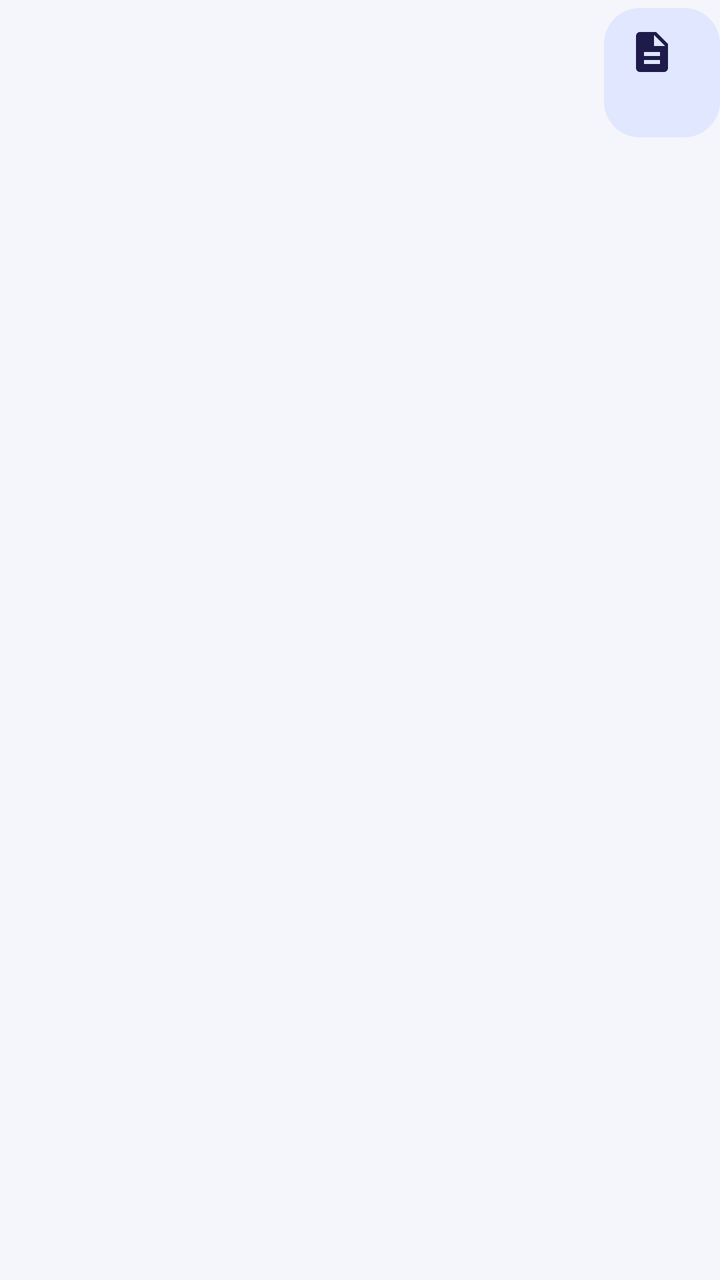
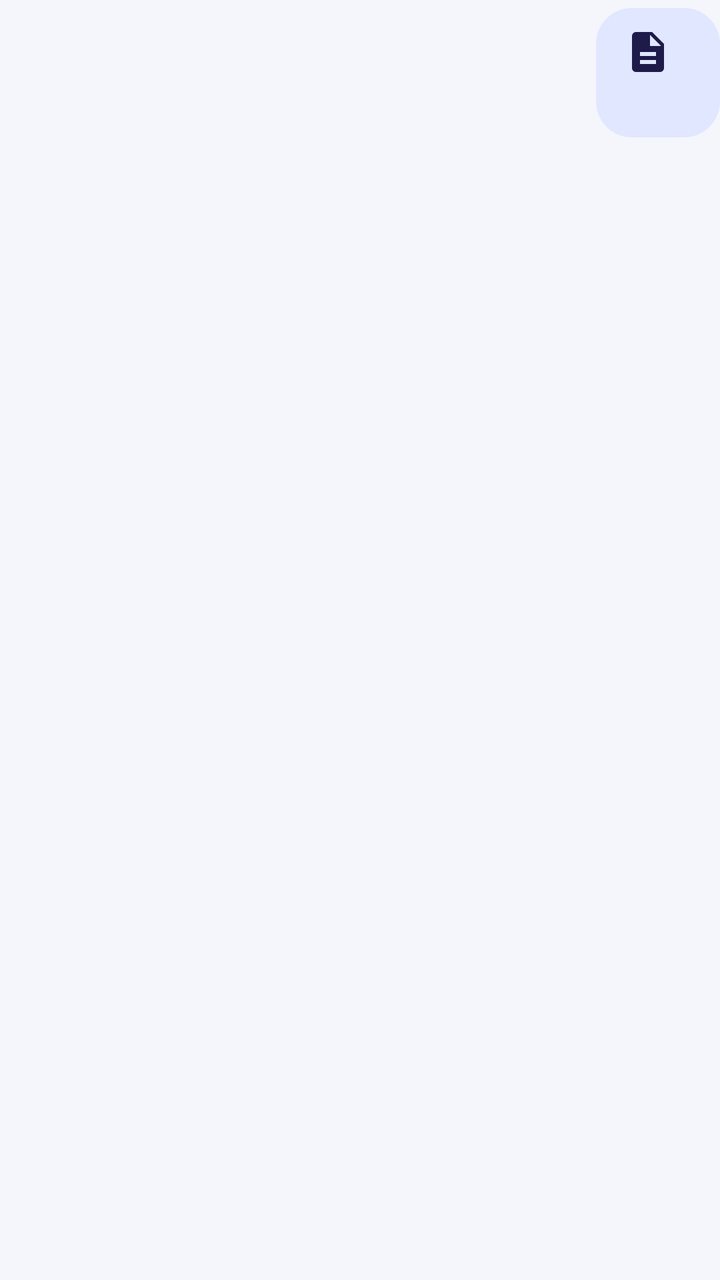

The first picture is an Android layout as it rendered before a commit; the second is the same layout after the commit. The layout source and the unified diff follow.
<!-- AndroidManifest.xml: application theme Theme.NexaChat -->
<!-- res/layout/item_message_file_outgoing.xml -->
<?xml version="1.0" encoding="utf-8"?>
<androidx.constraintlayout.widget.ConstraintLayout xmlns:android="http://schemas.android.com/apk/res/android"
    xmlns:app="http://schemas.android.com/apk/res-auto"
    android:layout_width="match_parent"
    android:layout_height="wrap_content"
    android:paddingVertical="@dimen/space_xs">
    <LinearLayout
        android:id="@+id/bubbleContainer"
        android:layout_width="wrap_content"
        android:layout_height="wrap_content"
        android:background="@drawable/bg_message_bubble"
        android:backgroundTint="@color/bubble_mine"
        android:maxWidth="@dimen/bubble_max_width"
        android:orientation="vertical"
        android:paddingHorizontal="12dp" android:paddingVertical="10dp"
        app:layout_constraintEnd_toEndOf="parent"
        app:layout_constraintHorizontal_bias="1"
        app:layout_constraintStart_toStartOf="parent"
        app:layout_constraintTop_toTopOf="parent">
        <TextView android:id="@+id/senderName" android:layout_width="wrap_content" android:layout_height="wrap_content" android:textAppearance="?attr/textAppearanceLabelSmall" android:textColor="?attr/colorOnPrimaryContainer" android:textStyle="bold" android:visibility="gone"/>
        <include android:id="@+id/replyQuote" layout="@layout/include_message_reply_quote" android:visibility="gone"/>
        <TextView android:id="@+id/messageBody" android:layout_width="wrap_content" android:layout_height="wrap_content" android:textAppearance="?attr/textAppearanceBodyMedium" android:textColor="?attr/colorOnPrimaryContainer" android:visibility="gone"/>
        <ImageView android:id="@+id/messageImage" android:layout_width="220dp" android:layout_height="160dp" android:contentDescription="@string/cd_open_attachment" android:scaleType="centerCrop" android:visibility="gone"/>
        <ImageButton android:id="@+id/playButton" android:layout_width="@dimen/min_touch_target" android:layout_height="@dimen/min_touch_target" android:background="?attr/selectableItemBackgroundBorderless" android:contentDescription="@string/cd_open_attachment" android:src="@drawable/ic_play_arrow" app:tint="?attr/colorOnPrimaryContainer" android:visibility="gone"/>
        <TextView android:id="@+id/fileName" android:layout_width="wrap_content" android:layout_height="wrap_content" android:drawableStart="@drawable/ic_description" android:drawablePadding="10dp" android:drawableTint="?attr/colorOnPrimaryContainer" android:gravity="center_vertical" android:textAppearance="?attr/textAppearanceBodyMedium" android:textColor="?attr/colorOnPrimaryContainer" android:visibility="visible"/>
        <TextView android:id="@+id/systemLabel" android:layout_width="wrap_content" android:layout_height="wrap_content" android:textAppearance="?attr/textAppearanceBodySmall" android:textColor="?attr/colorOnSurfaceVariant" android:visibility="gone"/>
        <include android:id="@+id/bubbleMeta" layout="@layout/include_message_bubble_meta"/>
        <include android:id="@+id/reactionsRow" layout="@layout/include_message_reactions_row"/>
    </LinearLayout>
</androidx.constraintlayout.widget.ConstraintLayout>
<!-- res/layout/include_message_reply_quote.xml (included above) -->
<?xml version="1.0" encoding="utf-8"?>
<LinearLayout xmlns:android="http://schemas.android.com/apk/res/android"
    android:layout_width="match_parent"
    android:layout_height="wrap_content"
    android:background="@drawable/bg_reply_quote"
    android:orientation="vertical"
    android:padding="@dimen/space_sm">
    <TextView android:id="@+id/replyAuthor" android:layout_width="wrap_content" android:layout_height="wrap_content" android:textAppearance="?attr/textAppearanceLabelSmall" android:textColor="?attr/colorPrimary" android:textStyle="bold"/>
    <TextView android:id="@+id/replySnippet" android:layout_width="wrap_content" android:layout_height="wrap_content" android:ellipsize="end" android:maxLines="2" android:textAppearance="?attr/textAppearanceBodySmall" android:textColor="?attr/colorOnSurfaceVariant"/>
</LinearLayout>
<!-- res/layout/include_message_bubble_meta.xml (included above) -->
<?xml version="1.0" encoding="utf-8"?>
<LinearLayout xmlns:android="http://schemas.android.com/apk/res/android"
    android:id="@+id/bubbleMetaRow"
    android:layout_width="wrap_content"
    android:layout_height="wrap_content"
    android:layout_gravity="end"
    android:layout_marginTop="2dp"
    android:gravity="center_vertical"
    android:orientation="horizontal">

    <TextView
        android:id="@+id/editedLabel"
        android:layout_width="wrap_content"
        android:layout_height="wrap_content"
        android:layout_marginEnd="@dimen/space_xs"
        android:textAppearance="?attr/textAppearanceLabelSmall"
        android:textColor="?attr/colorOnSurfaceVariant"
        android:textStyle="italic"
        android:visibility="gone" />

    <TextView
        android:id="@+id/timeLabel"
        android:layout_width="wrap_content"
        android:layout_height="wrap_content"
        android:textAppearance="?attr/textAppearanceLabelSmall"
        android:textColor="?attr/colorOnSurfaceVariant" />

    <ProgressBar
        android:id="@+id/sendingProgress"
        style="?android:attr/progressBarStyleSmall"
        android:layout_width="14dp"
        android:layout_height="14dp"
        android:layout_marginStart="@dimen/space_xs"
        android:visibility="gone" />

    <ImageView
        android:id="@+id/deliveryIcon"
        android:layout_width="14dp"
        android:layout_height="14dp"
        android:layout_marginStart="@dimen/space_xs"
        android:contentDescription="@string/cd_delivered"
        android:visibility="gone" />

    <TextView
        android:id="@+id/deliveryStatusText"
        android:layout_width="wrap_content"
        android:layout_height="wrap_content"
        android:layout_marginStart="@dimen/space_xs"
        android:textAppearance="?attr/textAppearanceLabelSmall"
        android:textColor="?attr/colorOnSurfaceVariant"
        android:visibility="gone" />
</LinearLayout>
<!-- res/layout/include_message_reactions_row.xml (included above) -->
<?xml version="1.0" encoding="utf-8"?>
<com.google.android.material.chip.ChipGroup xmlns:android="http://schemas.android.com/apk/res/android"
    xmlns:app="http://schemas.android.com/apk/res-auto"
    android:id="@+id/reactionChipGroup"
    android:layout_width="wrap_content"
    android:layout_height="wrap_content"
    android:layout_marginTop="@dimen/space_xs"
    app:singleLine="true" />
<!-- resources referenced by this layout -->
<resources>
  <color name="bubble_mine">#FFE0E7FF</color>
  <dimen name="bubble_max_width">280dp</dimen>
  <dimen name="min_touch_target">48dp</dimen>
  <dimen name="space_sm">8dp</dimen>
  <dimen name="space_xs">4dp</dimen>
  <string name="cd_delivered">Delivered</string>
  <string name="cd_open_attachment">Open attachment</string>
  <style name="Theme.NexaChat" parent="Theme.NexaChat.Views" />
  <color name="bubble_other">#FFFFFFFF</color>
  <color name="colorPrimary">@color/brand_indigo</color>
  <color name="colorOnPrimary">#FFFFFFFF</color>
  <color name="colorPrimaryContainer">@color/brand_indigo_container</color>
  <color name="colorOnPrimaryContainer">@color/brand_on_indigo_container</color>
  <color name="colorSecondary">@color/slate_secondary</color>
  <color name="colorOnSecondary">#FFFFFFFF</color>
  <color name="colorSecondaryContainer">@color/slate_secondary_container</color>
  <color name="colorOnSecondaryContainer">@color/slate_on_secondary_container</color>
  <color name="colorTertiary">@color/tertiary_sky</color>
  <color name="colorOnTertiary">#FFFFFFFF</color>
  <color name="colorTertiaryContainer">@color/tertiary_sky_container</color>
  <color name="colorOnTertiaryContainer">@color/tertiary_on_sky_container</color>
  <color name="colorError">@color/error_red</color>
  <color name="colorOnError">#FFFFFFFF</color>
  <color name="colorErrorContainer">@color/error_container_light</color>
  <color name="colorOnErrorContainer">@color/on_error_container_light</color>
  <color name="colorBackground">@color/background_light</color>
  <color name="colorOnBackground">@color/text_primary_light</color>
  <color name="colorSurface">@color/surface_light</color>
  <color name="colorOnSurface">@color/text_primary_light</color>
  <color name="colorSurfaceVariant">@color/surface_variant_light</color>
  <color name="surface_container_low_light">#FFFFFFFF</color>
  <color name="surface_container_light">#FFF1F5F9</color>
  <color name="surface_container_high_light">#FFE8EEF5</color>
  <color name="colorOnSurfaceVariant">@color/text_secondary_light</color>
  <color name="colorOutline">@color/slate_border</color>
  <color name="colorOutlineVariant">@color/slate_divider</color>
  <style name="TextAppearance.NexaChat.TitleSmall" parent="TextAppearance.Material3.TitleSmall" />
  <style name="TextAppearance.NexaChat.BodyLarge" parent="TextAppearance.Material3.BodyLarge" />
  <style name="TextAppearance.NexaChat.BodyMedium" parent="TextAppearance.Material3.BodyMedium" />
  <style name="TextAppearance.NexaChat.BodySmall" parent="TextAppearance.Material3.BodySmall" />
  <style name="TextAppearance.NexaChat.LabelLarge" parent="TextAppearance.Material3.LabelLarge" />
  <style name="TextAppearance.NexaChat.LabelSmall" parent="TextAppearance.Material3.LabelSmall" />
  <color name="brand_indigo">#FF4F46E5</color>
  <color name="brand_indigo_container">#FFE0E7FF</color>
  <color name="brand_on_indigo_container">#FF1E1B4B</color>
  <color name="slate_secondary">#FF505F76</color>
  <color name="slate_secondary_container">#FFD0E1FB</color>
  <color name="slate_on_secondary_container">#FF1D283A</color>
  <color name="tertiary_sky">#FF0EA5E9</color>
  <color name="tertiary_sky_container">#FFBAE6FD</color>
  <color name="tertiary_on_sky_container">#FF0369A1</color>
  <color name="error_red">#FFBA1A1A</color>
  <color name="error_container_light">#FFFFDAD6</color>
  <color name="on_error_container_light">#FF93000A</color>
  <color name="background_light">#FFF4F6FB</color>
  <color name="text_primary_light">#FF0F172A</color>
  <color name="surface_light">#FFFFFFFF</color>
  <color name="surface_variant_light">#FFE8EEF5</color>
  <color name="text_secondary_light">#FF64748B</color>
  <color name="slate_border">#FFCBD5E1</color>
  <color name="slate_divider">#FFE2E8F0</color>
  <dimen name="corner_sm">8dp</dimen>
  <dimen name="corner_md">12dp</dimen>
  <dimen name="corner_lg">16dp</dimen>
  <!-- unchanged entries left out for length: 15 -->
</resources>

<!-- the commit's change to res/layout/item_message_file_outgoing.xml (unified diff, before → after) -->
@@ -12,7 +12,8 @@
         android:backgroundTint="@color/bubble_mine"
         android:maxWidth="@dimen/bubble_max_width"
         android:orientation="vertical"
-        android:paddingHorizontal="12dp" android:paddingVertical="10dp"
+        android:paddingHorizontal="14dp"
+        android:paddingVertical="10dp"
         app:layout_constraintEnd_toEndOf="parent"
         app:layout_constraintHorizontal_bias="1"
         app:layout_constraintStart_toStartOf="parent"
